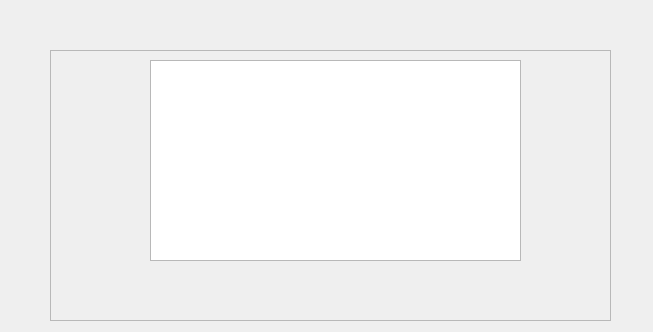
Qt form ErrorMessage.ui (mpi2/HARP) before a commit.
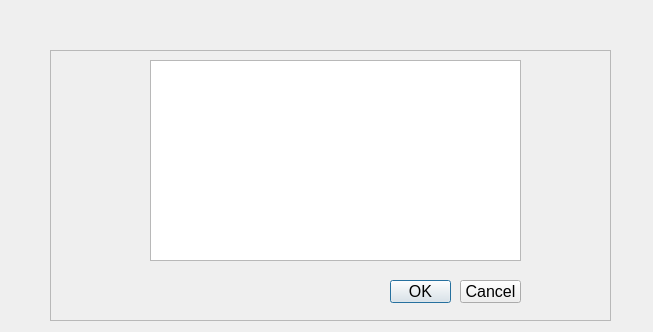
The same form after that commit.

Commit message: Update 6 March 2013: Various changes to GUI

Patch:
```diff
--- a/ErrorMessage.ui
+++ b/ErrorMessage.ui
@@ -43,6 +43,42 @@
      </font>
     </property>
    </widget>
+   <widget class="QPushButton" name="pushButtonOK">
+    <property name="geometry">
+     <rect>
+      <x>340</x>
+      <y>230</y>
+      <width>61</width>
+      <height>23</height>
+     </rect>
+    </property>
+    <property name="font">
+     <font>
+      <pointsize>12</pointsize>
+     </font>
+    </property>
+    <property name="text">
+     <string>OK</string>
+    </property>
+   </widget>
+   <widget class="QPushButton" name="pushButton_2">
+    <property name="geometry">
+     <rect>
+      <x>410</x>
+      <y>230</y>
+      <width>61</width>
+      <height>23</height>
+     </rect>
+    </property>
+    <property name="font">
+     <font>
+      <pointsize>12</pointsize>
+     </font>
+    </property>
+    <property name="text">
+     <string>Cancel</string>
+    </property>
+   </widget>
   </widget>
  </widget>
  <resources/>
```
The commit also changes 7 other files.
